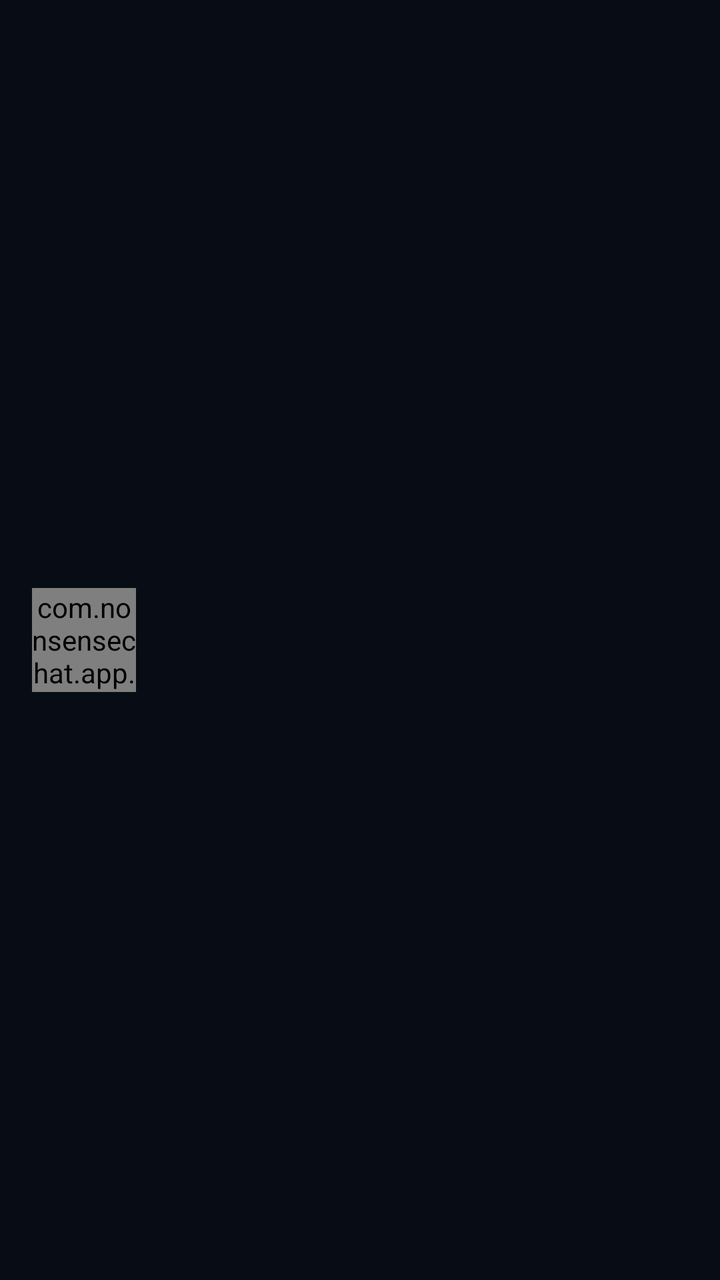
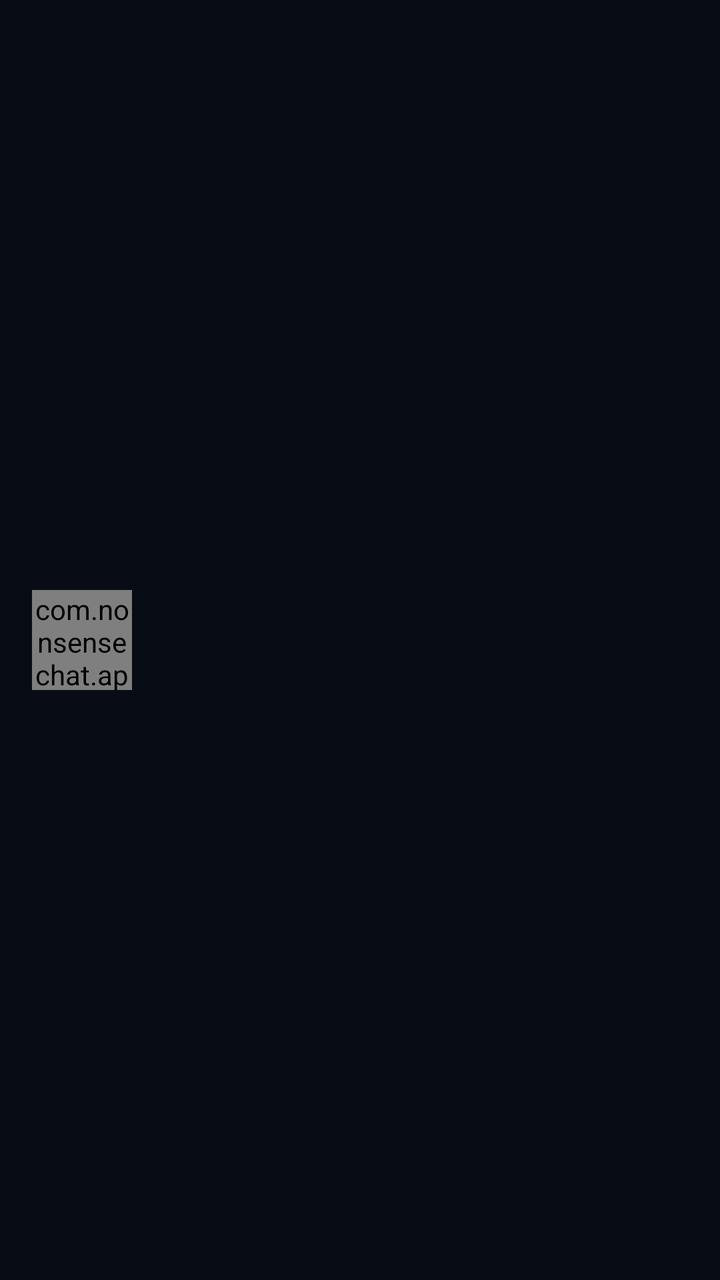

Screens rendered from an Android XML layout before and after an edit, with the pre-edit source and the edit as a unified diff.
<!-- AndroidManifest.xml: application theme Theme.NonsenseChat -->
<!-- res/layout/item_chat.xml -->
<?xml version="1.0" encoding="utf-8"?>
<androidx.constraintlayout.widget.ConstraintLayout xmlns:android="http://schemas.android.com/apk/res/android"
    xmlns:app="http://schemas.android.com/apk/res-auto"
    android:layout_width="match_parent"
    android:layout_height="wrap_content"
    android:background="?attr/selectableItemBackground"
    android:paddingHorizontal="16dp"
    android:paddingVertical="12dp">

    <com.nonsensechat.app.ui.custom.AvatarView
        android:id="@+id/chatAvatar"
        android:layout_width="52dp"
        android:layout_height="52dp"
        app:layout_constraintStart_toStartOf="parent"
        app:layout_constraintTop_toTopOf="parent"
        app:layout_constraintBottom_toBottomOf="parent" />

    <TextView
        android:id="@+id/tvChatTitle"
        android:layout_width="0dp"
        android:layout_height="wrap_content"
        android:layout_marginStart="14dp"
        android:layout_marginEnd="8dp"
        android:ellipsize="end"
        android:maxLines="1"
        android:textColor="@color/text_primary"
        android:textSize="16sp"
        android:textStyle="bold"
        app:layout_constraintStart_toEndOf="@+id/chatAvatar"
        app:layout_constraintTop_toTopOf="@+id/chatAvatar"
        app:layout_constraintEnd_toStartOf="@+id/tvChatTime" />

    <TextView
        android:id="@+id/tvChatTime"
        android:layout_width="wrap_content"
        android:layout_height="wrap_content"
        android:textColor="@color/text_tertiary"
        android:textSize="12sp"
        app:layout_constraintEnd_toEndOf="parent"
        app:layout_constraintTop_toTopOf="@+id/tvChatTitle" />

    <TextView
        android:id="@+id/tvLastMessage"
        android:layout_width="0dp"
        android:layout_height="wrap_content"
        android:layout_marginStart="14dp"
        android:layout_marginTop="4dp"
        android:layout_marginEnd="8dp"
        android:ellipsize="end"
        android:maxLines="1"
        android:textColor="@color/text_secondary"
        android:textSize="14sp"
        app:layout_constraintStart_toEndOf="@+id/chatAvatar"
        app:layout_constraintTop_toBottomOf="@+id/tvChatTitle"
        app:layout_constraintEnd_toStartOf="@+id/tvUnreadBadge" />

    <TextView
        android:id="@+id/tvUnreadBadge"
        android:layout_width="wrap_content"
        android:layout_height="wrap_content"
        android:background="@drawable/bg_unread_badge"
        android:textColor="#080C14"
        android:textSize="11sp"
        android:textStyle="bold"
        android:visibility="gone"
        app:layout_constraintEnd_toEndOf="parent"
        app:layout_constraintBottom_toBottomOf="@+id/tvLastMessage" />

</androidx.constraintlayout.widget.ConstraintLayout>
<!-- resources referenced by this layout -->
<resources>
  <color name="text_primary">#F8FAFC</color>
  <color name="text_secondary">#94A3B8</color>
  <color name="text_tertiary">#64748B</color>
  <!-- drawable bg_unread_badge (drawable) -->
  <?xml version="1.0" encoding="utf-8"?>
  <shape xmlns:android="http://schemas.android.com/apk/res/android"
      android:shape="rectangle">
      <solid android:color="@color/accent_green" />
      <corners android:radius="12dp" />
      <padding
          android:left="6dp"
          android:right="6dp"
          android:top="2dp"
          android:bottom="2dp" />
  </shape>
  <style name="Theme.NonsenseChat" parent="Theme.Material3.Dark.NoActionBar">
          
          <item name="android:statusBarColor">@color/bg_main</item>
          <item name="android:navigationBarColor">@color/bg_main</item>
          <item name="android:windowLightStatusBar">false</item>
          <item name="android:windowBackground">@color/bg_main</item>
  
          
          <item name="colorPrimary">@color/accent_green</item>
          <item name="colorOnPrimary">#080C14</item>
          <item name="colorSecondary">@color/accent_cyan</item>
          <item name="colorSurface">@color/bg_surface</item>
          <item name="colorOnSurface">@color/text_primary</item>
  
          
          <item name="android:textColor">@color/text_primary</item>
          <item name="android:textColorHint">@color/text_tertiary</item>
      </style>
  <color name="accent_green">#00FF88</color>
  <color name="bg_main">#080C14</color>
  <color name="accent_cyan">#00D2FF</color>
  <color name="bg_surface">#0F172A</color>
</resources>

<!-- the commit's change to res/layout/item_chat.xml (unified diff, before → after) -->
@@ -5,12 +5,12 @@
     android:layout_height="wrap_content"
     android:background="?attr/selectableItemBackground"
     android:paddingHorizontal="16dp"
-    android:paddingVertical="12dp">
+    android:paddingVertical="11dp">
 
     <com.nonsensechat.app.ui.custom.AvatarView
         android:id="@+id/chatAvatar"
-        android:layout_width="52dp"
-        android:layout_height="52dp"
+        android:layout_width="50dp"
+        android:layout_height="50dp"
         app:layout_constraintStart_toStartOf="parent"
         app:layout_constraintTop_toTopOf="parent"
         app:layout_constraintBottom_toBottomOf="parent" />
@@ -44,7 +44,7 @@
         android:layout_width="0dp"
         android:layout_height="wrap_content"
         android:layout_marginStart="14dp"
-        android:layout_marginTop="4dp"
+        android:layout_marginTop="3dp"
         android:layout_marginEnd="8dp"
         android:ellipsize="end"
         android:maxLines="1"
